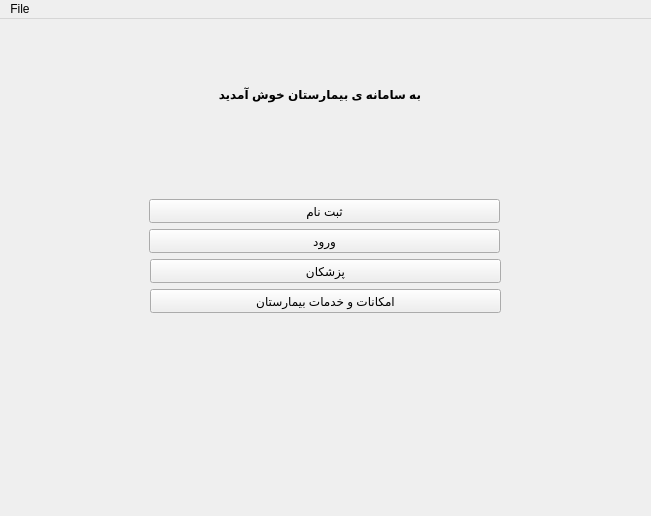
Qt form APproject/mainwindow.ui (akbartvr/AP_project) before a commit.
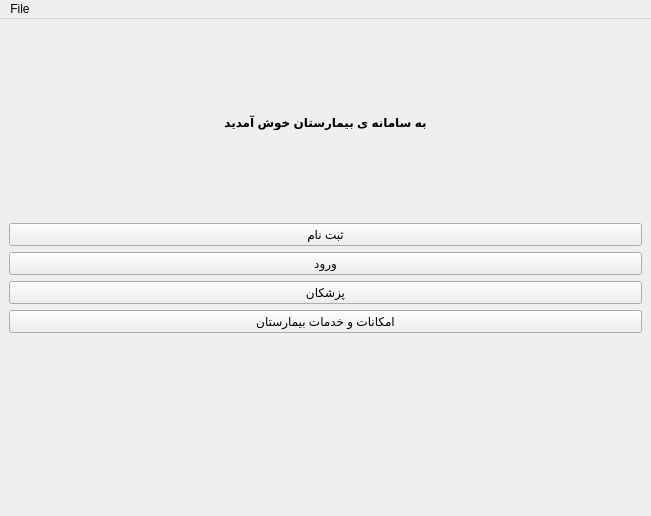
The same form after that commit.

```diff
--- a/APproject/mainwindow.ui
+++ b/APproject/mainwindow.ui
@@ -14,67 +14,22 @@
    <string>mainwindow</string>
   </property>
   <widget class="QWidget" name="centralwidget">
-   <widget class="QPushButton" name="registerPB">
-    <property name="geometry">
-     <rect>
-      <x>149</x>
-      <y>180</y>
-      <width>351</width>
-      <height>24</height>
-     </rect>
-    </property>
-    <property name="text">
-     <string>ثبت نام</string>
-    </property>
-   </widget>
-   <widget class="QPushButton" name="loginPB">
-    <property name="geometry">
-     <rect>
-      <x>149</x>
-      <y>210</y>
-      <width>351</width>
-      <height>24</height>
-     </rect>
-    </property>
-    <property name="text">
-     <string>ورود</string>
-    </property>
-   </widget>
-   <widget class="QPushButton" name="doctorsPB">
-    <property name="geometry">
-     <rect>
-      <x>150</x>
-      <y>240</y>
-      <width>351</width>
-      <height>24</height>
-     </rect>
-    </property>
-    <property name="text">
-     <string>پزشکان</string>
-    </property>
-   </widget>
-   <widget class="QPushButton" name="servicesPB">
-    <property name="geometry">
-     <rect>
-      <x>150</x>
-      <y>270</y>
-      <width>351</width>
-      <height>24</height>
-     </rect>
-    </property>
-    <property name="text">
-     <string>امکانات و خدمات بیمارستان</string>
-    </property>
-   </widget>
+   <layout class="QVBoxLayout" name="verticalLayout_2">
+    <item>
+     <spacer name="verticalSpacer_3">
+      <property name="orientation">
+       <enum>Qt::Vertical</enum>
+      </property>
+      <property name="sizeHint" stdset="0">
+       <size>
+        <width>20</width>
+        <height>40</height>
+       </size>
+      </property>
+     </spacer>
+    </item>
+    <item>
    <widget class="QLabel" name="welcomeLabel">
-    <property name="geometry">
-     <rect>
-      <x>210</x>
-      <y>50</y>
-      <width>211</width>
-      <height>51</height>
-     </rect>
-    </property>
     <property name="font">
      <font>
       <bold>true</bold>
@@ -86,6 +41,9 @@
     <property name="scaledContents">
      <bool>false</bool>
     </property>
+      <property name="alignment">
+       <set>Qt::AlignCenter</set>
+      </property>
     <property name="margin">
      <number>0</number>
     </property>
@@ -93,6 +51,79 @@
      <number>0</number>
     </property>
    </widget>
+    </item>
+    <item>
+     <spacer name="verticalSpacer_2">
+      <property name="orientation">
+       <enum>Qt::Vertical</enum>
+      </property>
+      <property name="sizeHint" stdset="0">
+       <size>
+        <width>20</width>
+        <height>40</height>
+       </size>
+      </property>
+     </spacer>
+    </item>
+    <item>
+     <layout class="QVBoxLayout" name="verticalLayout">
+      <item>
+       <widget class="QPushButton" name="registerPB">
+        <property name="text">
+         <string>ثبت نام</string>
+        </property>
+       </widget>
+      </item>
+      <item>
+       <widget class="QPushButton" name="loginPB">
+        <property name="text">
+         <string>ورود</string>
+        </property>
+       </widget>
+      </item>
+      <item>
+       <widget class="QPushButton" name="doctorsPB">
+        <property name="text">
+         <string>پزشکان</string>
+        </property>
+       </widget>
+      </item>
+      <item>
+       <widget class="QPushButton" name="servicesPB">
+        <property name="text">
+         <string>امکانات و خدمات بیمارستان</string>
+        </property>
+       </widget>
+      </item>
+     </layout>
+    </item>
+    <item>
+     <spacer name="verticalSpacer_4">
+      <property name="orientation">
+       <enum>Qt::Vertical</enum>
+      </property>
+      <property name="sizeHint" stdset="0">
+       <size>
+        <width>20</width>
+        <height>40</height>
+       </size>
+      </property>
+     </spacer>
+    </item>
+    <item>
+     <spacer name="verticalSpacer">
+      <property name="orientation">
+       <enum>Qt::Vertical</enum>
+      </property>
+      <property name="sizeHint" stdset="0">
+       <size>
+        <width>20</width>
+        <height>40</height>
+       </size>
+      </property>
+     </spacer>
+    </item>
+   </layout>
   </widget>
   <widget class="QMenuBar" name="menubar">
    <property name="geometry">
```
Lines whose indentation alone changed are shown as unchanged.
